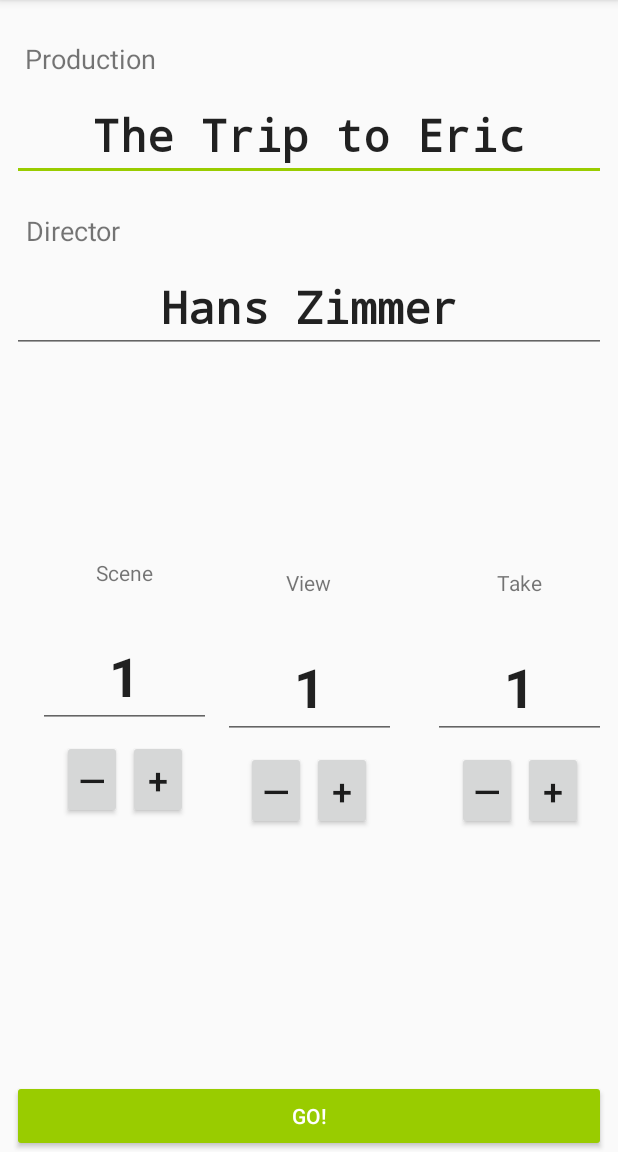
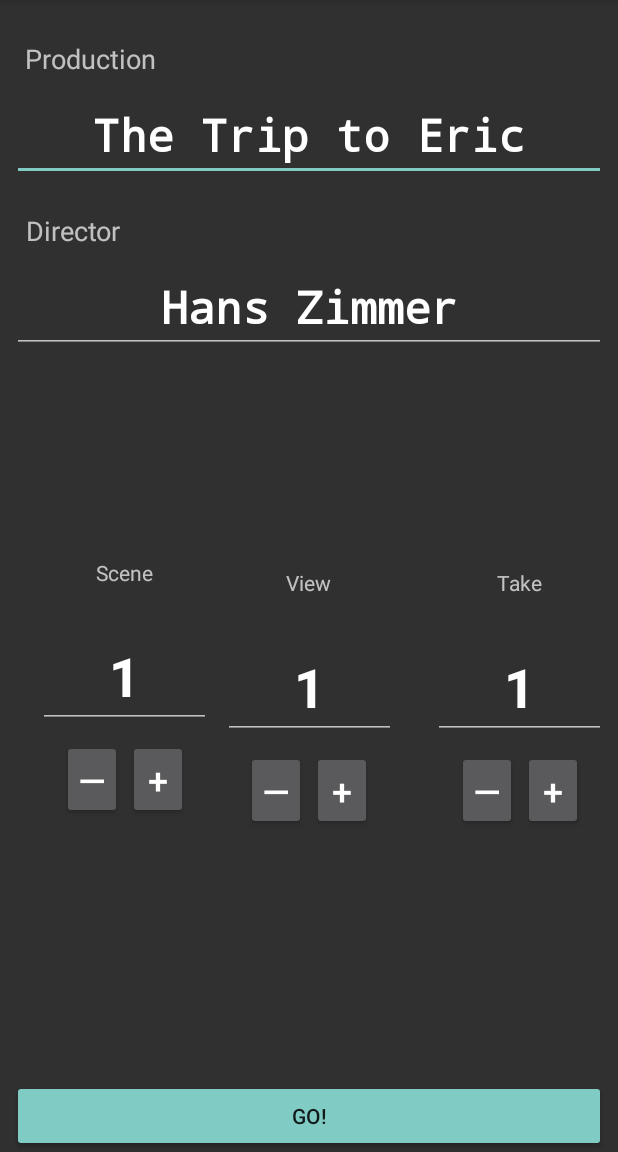
Before and after one commit to kongr45gpen/SonoClapper, an Android app: the screen it shows after launch (MainActivity), on a phone screen of 412 x 824 dp, the part 84-1236 px from its top. Run offline under Robolectric (Android 15) with nearby library versions, the phone set to English and light mode, and no system bars.

Commit message:
Use a dark theme
Closes #3

```diff
--- a/app/src/main/res/values/styles.xml
+++ b/app/src/main/res/values/styles.xml
@@ -1,7 +1,7 @@
 <resources>
 
     <!-- Base application theme. -->
-    <style name="AppTheme" parent="Theme.AppCompat.Light.DarkActionBar">
+    <style name="AppTheme" parent="Base.V7.Theme.AppCompat">
         <!-- Customize your theme here. -->
         <item name="colorPrimary">@color/colorPrimary</item>
         <item name="colorPrimaryDark">@color/colorPrimaryDark</item>
```
